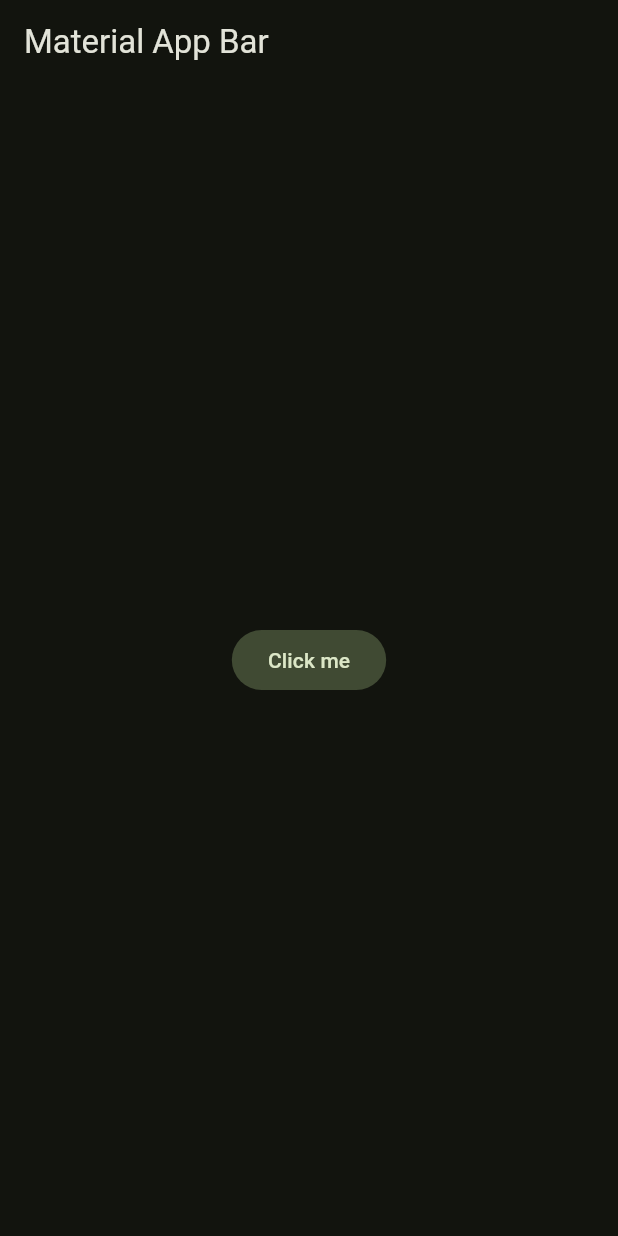
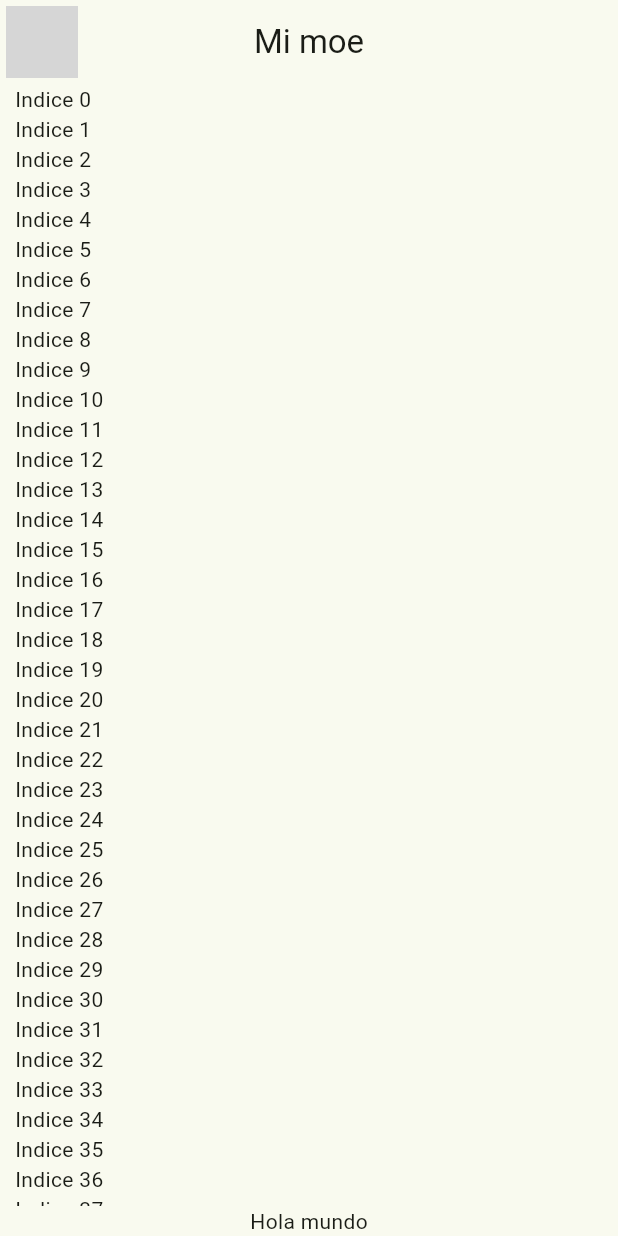
Before and after one commit to dalfonsop/flutter_2_app, a Flutter app: the screen it shows after launch, on a phone screen of 412 x 824 dp. Run offline on Flutter 3.47's test engine with Material 3 defaults, Android fonts, the phone set to English and light mode, and no system bars; network calls fail; grey boxes are pictures that could not be loaded.

Commit message:
Add Chat view widget

```diff
--- a/flutter_application_2/lib/config/themes/app_theme.dart
+++ b/flutter_application_2/lib/config/themes/app_theme.dart
@@ -22,7 +22,7 @@ class AppTheme{
     return ThemeData(
       useMaterial3: true,
       colorSchemeSeed: _colorThemes[selectedColor],
-      brightness: Brightness.dark
+      brightness: Brightness.light
 
     );
   }
--- a/flutter_application_2/lib/main.dart
+++ b/flutter_application_2/lib/main.dart
@@ -1,5 +1,6 @@
 import 'package:flutter/material.dart';
 import 'package:flutter_application_2/config/themes/app_theme.dart';
+import 'package:flutter_application_2/presentation/chat/chat_screen.dart';
 
 void main() => runApp(const MyApp());
 
@@ -9,17 +10,10 @@ class MyApp extends StatelessWidget {
   @override
   Widget build(BuildContext context) {
     return MaterialApp(
+      debugShowCheckedModeBanner: false,
       title: 'Yes No App',
-      debugShowCheckedModeBanner: false,
       theme: AppTheme(selectedColor: 0).theme(),
-      home: Scaffold(
-        appBar: AppBar(
-          title: const Text('Material App Bar'),
-        ),
-        body:  Center(
-          child: FilledButton.tonal(onPressed: (){}, child: Text('Click me')),
-        ),
-      ),
+      home: ChatScreen()
     );
   }
 }
--- /dev/null
+++ b/flutter_application_2/lib/presentation/chat/chat_screen.dart
@@ -0,0 +1,43 @@
+import 'package:flutter/material.dart';
+
+class ChatScreen extends StatelessWidget {
+  const ChatScreen({super.key});
+
+  @override
+  Widget build(BuildContext context) {
+    return Scaffold(
+      appBar: AppBar(
+        leading: Padding(
+          padding: const EdgeInsets.all(4.0),
+          child: CircleAvatar(
+            backgroundImage: NetworkImage('https://i.imgur.com/BC5UTzo.png'),
+          ),
+        ),
+        title: Text('Mi moe'),
+        centerTitle: true,
+      ),
+      body: _ChatView(),
+    );
+  }
+}
+
+class _ChatView extends StatelessWidget {
+  @override
+  Widget build(BuildContext context) {
+    return SafeArea(
+      child: Padding(
+        padding: const EdgeInsets.symmetric(horizontal: 10),
+        child: Column(
+          children: [
+            Expanded(child: ListView.builder(
+              itemBuilder: (context, index) {
+                return Text('Indice $index');
+              },
+            )),
+            Text('Hola mundo'),
+          ],
+        ),
+      ),
+    );
+  }
+}
```
